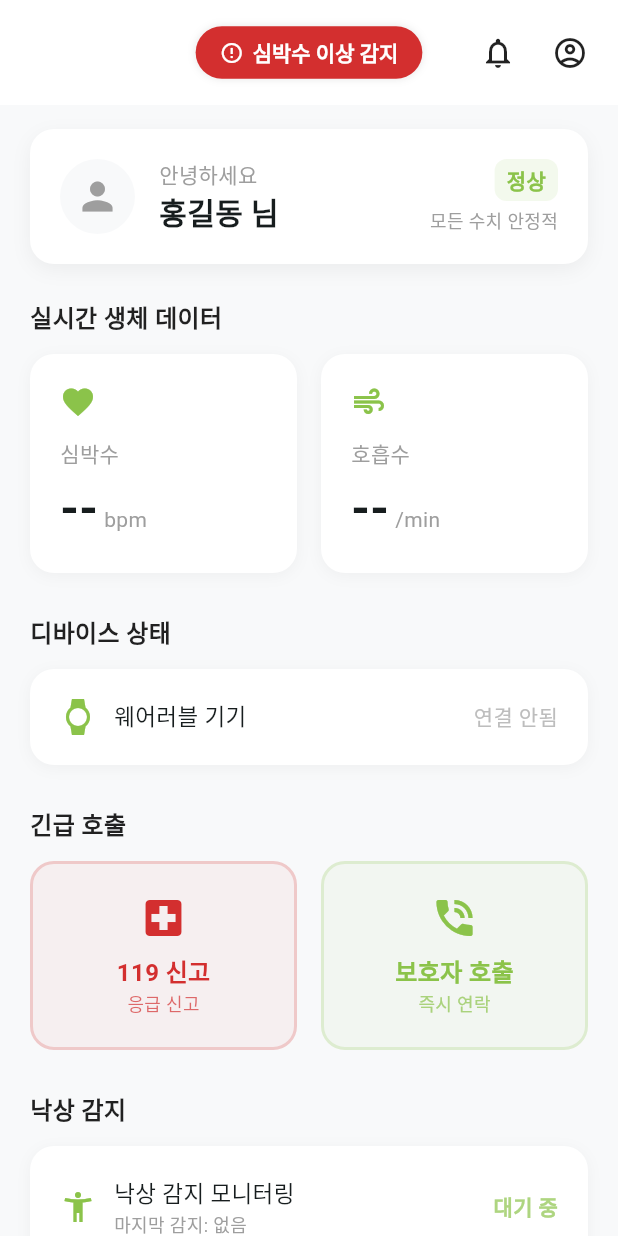
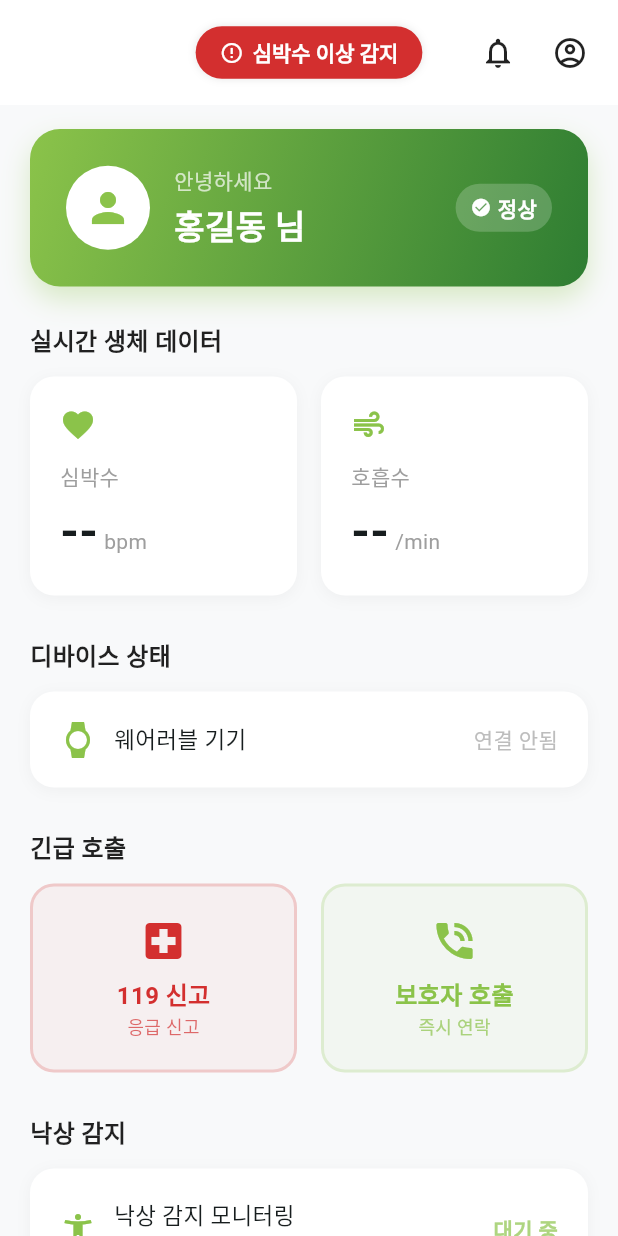
Before and after one commit to chewbitdev/Capstone-Design, a Flutter app: the screen it shows after launch, after a tap on "카카오로 시작하기", on a phone screen of 412 x 824 dp. Run offline on Flutter 3.47's test engine with Material 3 defaults, Android fonts, the phone set to English and light mode, and no system bars.

Commit message:
로그인 화면 UI 변경 및 피보호자 배너 스타일 개선

```diff
--- a/lib/features/auth/presentation/pages/login_page.dart
+++ b/lib/features/auth/presentation/pages/login_page.dart
@@ -1,5 +1,6 @@
 import 'package:flutter/material.dart';
 import '../widgets/kakao_login_button.dart';
+import '../../../../shared/theme/app_colors.dart';
 
 class LoginPage extends StatelessWidget {
   const LoginPage({super.key});
@@ -7,63 +8,86 @@ class LoginPage extends StatelessWidget {
   @override
   Widget build(BuildContext context) {
     return Scaffold(
-      backgroundColor: Colors.white,
-      body: SafeArea(
-        child: Padding(
-          padding: const EdgeInsets.symmetric(horizontal: 32.0),
+      // 🌟 1. 화면 전체를 덮는 더욱 활기차고 눈에 띄는 그라데이션 배경
+      body: Container(
+        width: double.infinity,
+        decoration: const BoxDecoration(
+          gradient: LinearGradient(
+            // 🌟 변경 포인트: 더 밝고 상쾌한 연두색에서 깊고 진한 초록색으로 이어지는 확실한 대비 적용
+            colors: [
+              Color(0xFF99D18F), // 밝고 상쾌한 연두색
+              Color(0xFF1B5E20), // 깊고 진한 초록색
+            ],
+            begin: Alignment.topCenter, // 위쪽 중앙에서 시작하여
+            end: Alignment.bottomCenter, // 아래쪽 중앙으로 부드럽게 이어지는 더 확연한 그라데이션
+          ),
+        ),
+        child: SafeArea(
+          bottom: false, // 하단 흰색 둥근 카드가 끝까지 덮이도록 설정
           child: Column(
-            crossAxisAlignment: CrossAxisAlignment.stretch,
             children: [
-              const Spacer(flex: 3),
-
-              // 앱 아이콘 + 이름
-              const Column(
+              // 🌟 2. 힙한 타이포그래피 로고 영역 (상단 중앙) - 그대로 유지
+              const Expanded(
+                flex: 4, // 상단 로고 영역이 차지하는 비율
+                child: Center(
+                  child: Column(
+                    mainAxisAlignment: MainAxisAlignment.center,
                     children: [
-                  Icon(
-                    Icons.favorite_border,
-                    size: 64,
-                    color: Colors.black87,
-                  ),
-                  SizedBox(height: 16),
                       Text(
                         'iKong',
                         style: TextStyle(
-                      fontSize: 32,
-                      fontWeight: FontWeight.bold,
-                      color: Colors.black,
+                          fontSize: 64, // 아주 크고 시원하게
+                          fontWeight: FontWeight.w900, // 가장 굵은 폰트
+                          color: Colors.white,
+                          letterSpacing: -2.5, // 자간을 확 좁혀서 로고타입 폼 미치게! 그대로 유지
+                          height: 1.0,
                         ),
                       ),
-                  SizedBox(height: 8),
+                      SizedBox(height: 12),
                       Text(
-                    '건강 모니터링 서비스',
+                        '스마트 건강 모니터링 서비스',
                         style: TextStyle(
-                      fontSize: 14,
-                      color: Colors.grey,
+                          fontSize: 15,
+                          color: Colors.white70,
+                          fontWeight: FontWeight.w500,
+                          letterSpacing: 0.5,
                         ),
                       ),
                     ],
                   ),
+                ),
+              ),
 
-              const Spacer(flex: 3),
-
-              // 역할 선택 안내 텍스트
+              // 🌟 3. 하단 로그인 버튼 영역 (하얀색 둥근 카드로 깔끔하게 분리) - 그대로 유지
+              Container(
+                width: double.infinity,
+                padding: const EdgeInsets.fromLTRB(32, 40, 32, 40),
+                decoration: const BoxDecoration(
+                  color: Colors.white,
+                  borderRadius: BorderRadius.only(
+                    topLeft: Radius.circular(40), // 위쪽 모서리만 둥글게
+                    topRight: Radius.circular(40),
+                  ),
+                ),
+                child: Column(
+                  crossAxisAlignment: CrossAxisAlignment.stretch,
+                  children: [
                     const Text(
                       '피보호자로 시작하기',
                       style: TextStyle(
-                  fontSize: 13,
+                        fontSize: 14,
                         color: Colors.grey,
-                  fontWeight: FontWeight.w500,
+                        fontWeight: FontWeight.bold,
                       ),
                       textAlign: TextAlign.center,
                     ),
                     const SizedBox(height: 16),
 
-              // 카카오 로그인 버튼
+                    // 배치가 좋았던 기존 카카오 로그인 버튼 유지!
                     const KakaoLoginButton(),
 
                     const SizedBox(height: 24),
 
-              // 구분선
                     Row(
                       children: [
                         const Expanded(child: Divider(color: Color(0xFFE0E0E0))),
@@ -83,33 +107,30 @@ class LoginPage extends StatelessWidget {
 
                     const SizedBox(height: 24),
 
-              // 보호자로 전환 버튼
                     OutlinedButton(
-                onPressed: () {
-                  // TODO: 보호자 로그인으로 이동
-                },
+                      onPressed: () {},
                       style: OutlinedButton.styleFrom(
-                  foregroundColor: Colors.black87,
-                  side: const BorderSide(color: Color(0xFFBDBDBD)),
-                  padding: const EdgeInsets.symmetric(vertical: 14),
+                        foregroundColor: AppColors.primaryGreen,
+                        side: const BorderSide(color: AppColors.primaryGreen, width: 1.5),
+                        padding: const EdgeInsets.symmetric(vertical: 16),
                         shape: RoundedRectangleBorder(
-                    borderRadius: BorderRadius.circular(8),
+                          borderRadius: BorderRadius.circular(12),
                         ),
                       ),
                       child: const Text(
                         '보호자로 로그인',
                         style: TextStyle(
-                    fontSize: 14,
-                    fontWeight: FontWeight.w500,
+                          fontSize: 15,
+                          fontWeight: FontWeight.bold,
                         ),
                       ),
                     ),
 
-              const Spacer(flex: 2),
+                    const SizedBox(height: 40),
 
                     // 하단 약관 안내
                     Padding(
-                padding: const EdgeInsets.only(bottom: 24),
+                      padding: const EdgeInsets.only(bottom: 20),
                       child: Text(
                         '로그인 시 서비스 이용약관 및 개인정보 처리방침에 동의합니다.',
                         style: TextStyle(
@@ -122,6 +143,9 @@ class LoginPage extends StatelessWidget {
                   ],
                 ),
               ),
+            ],
+          ),
+        ),
       ),
     );
   }
--- a/lib/features/home/presentation/pages/dependent_home_page.dart
+++ b/lib/features/home/presentation/pages/dependent_home_page.dart
@@ -1,8 +1,7 @@
 import 'package:flutter/material.dart';
+// 기존 페이지 import (프로젝트 경로에 맞게 유지)
 import '../../../notification/presentation/pages/notification_center_page.dart';
 import '../../../guardian/presentation/pages/guardian_register_page.dart';
-
-// 가이드라인 준수 : 공통 테마 컬러 사용
 import '../../../../shared/theme/app_colors.dart';
 
 class DependentHomePage extends StatelessWidget {
@@ -17,14 +16,7 @@ class DependentHomePage extends StatelessWidget {
         elevation: 0,
         toolbarHeight: 70,
 
-        // 로고 파일 준비 전까지 임시 주석 처리 (에러 방지)
-        /*
-        leading: Padding(
-          padding: const EdgeInsets.only(left: 20.0),
-          child: Image.asset('assets/ikong_logo.png'),
-        ),
-        leadingWidth: 70,
-        */
+        // 🌟 상단 뜬금없는 로고 제거 완료
 
         title: const _StatusBadge(
           level: _StatusLevel.danger,
@@ -52,6 +44,7 @@ class DependentHomePage extends StatelessWidget {
         child: Column(
           crossAxisAlignment: CrossAxisAlignment.stretch,
           children: [
+            // 🌟 프리미엄 그라데이션 카드 적용
             _GreetingCard(),
             const SizedBox(height: 24),
 
@@ -147,37 +140,48 @@ class DependentHomePage extends StatelessWidget {
   }
 }
 
-// 이하 하단 위젯들은 디자인 가이드의 컬러 시스템을 사용하도록 모두 수정되었습니다.
-
+// 🌟 프리미엄 그라데이션 인사말 카드 위젯
 class _GreetingCard extends StatelessWidget {
   @override
   Widget build(BuildContext context) {
     return Container(
-      padding: const EdgeInsets.all(20),
+      padding: const EdgeInsets.all(24),
       decoration: BoxDecoration(
-        color: Colors.white,
-        borderRadius: BorderRadius.circular(16),
+        gradient: const LinearGradient(
+          colors: [AppColors.primaryGreen, Color(0xFF2E7D32)],
+          begin: Alignment.topLeft,
+          end: Alignment.bottomRight,
+        ),
+        borderRadius: BorderRadius.circular(20),
         boxShadow: [
           BoxShadow(
-            color: Colors.black.withOpacity(0.05),
-            blurRadius: 10,
-            offset: const Offset(0, 4),
+            color: AppColors.primaryGreen.withOpacity(0.3),
+            blurRadius: 15,
+            offset: const Offset(0, 8),
           ),
         ],
       ),
       child: Row(
         children: [
-          const CircleAvatar(
-            radius: 25,
-            backgroundColor: AppColors.background,
-            child: Icon(Icons.person, size: 30, color: Colors.grey),
+          Container(
+            padding: const EdgeInsets.all(2),
+            decoration: const BoxDecoration(
+              color: Colors.white,
+              shape: BoxShape.circle,
+            ),
+            child: const CircleAvatar(
+              radius: 26,
+              backgroundColor: Colors.white,
+              child: Icon(Icons.person, size: 32, color: AppColors.primaryGreen),
+            ),
           ),
           const SizedBox(width: 16),
           const Column(
             crossAxisAlignment: CrossAxisAlignment.start,
             children: [
-              Text('안녕하세요', style: TextStyle(fontSize: 14, color: Colors.grey)),
-              Text('홍길동 님', style: TextStyle(fontSize: 20, fontWeight: FontWeight.bold)),
+              Text('안녕하세요', style: TextStyle(fontSize: 14, color: Colors.white70)),
+              SizedBox(height: 4),
+              Text('홍길동 님', style: TextStyle(fontSize: 22, fontWeight: FontWeight.bold, color: Colors.white)),
             ],
           ),
           const Spacer(),
@@ -185,15 +189,19 @@ class _GreetingCard extends StatelessWidget {
             crossAxisAlignment: CrossAxisAlignment.end,
             children: [
               Container(
-                padding: const EdgeInsets.symmetric(horizontal: 8, vertical: 4),
+                padding: const EdgeInsets.symmetric(horizontal: 10, vertical: 6),
                 decoration: BoxDecoration(
-                  color: AppColors.primaryGreen.withOpacity(0.1),
-                  borderRadius: BorderRadius.circular(8),
+                  color: Colors.white.withOpacity(0.2),
+                  borderRadius: BorderRadius.circular(20),
                 ),
-                child: const Text('정상', style: TextStyle(fontSize: 14, fontWeight: FontWeight.bold, color: AppColors.primaryGreen)),
+                child: const Row(
+                  children: [
+                    Icon(Icons.check_circle, size: 14, color: Colors.white),
+                    SizedBox(width: 4),
+                    Text('정상', style: TextStyle(fontSize: 14, fontWeight: FontWeight.bold, color: Colors.white)),
+                  ],
+                ),
               ),
-              const SizedBox(height: 4),
-              const Text('모든 수치 안정적', style: TextStyle(fontSize: 12, color: Colors.grey)),
             ],
           ),
         ],
--- a/pubspec.yaml
+++ b/pubspec.yaml
@@ -88,8 +88,8 @@ flutter_launcher_icons:
 flutter:
   uses-material-design: true
 
-  # assets:
-  #   - assets/images/
+  assets:
+    - assets/images/icon.png
   #   - assets/icons/
   #   - assets/lottie/
 
```
Also changed, not shown: flutter_01.png (added), flutter_02.png (added), flutter_03.png (added). Lines whose indentation alone changed are shown as unchanged.
